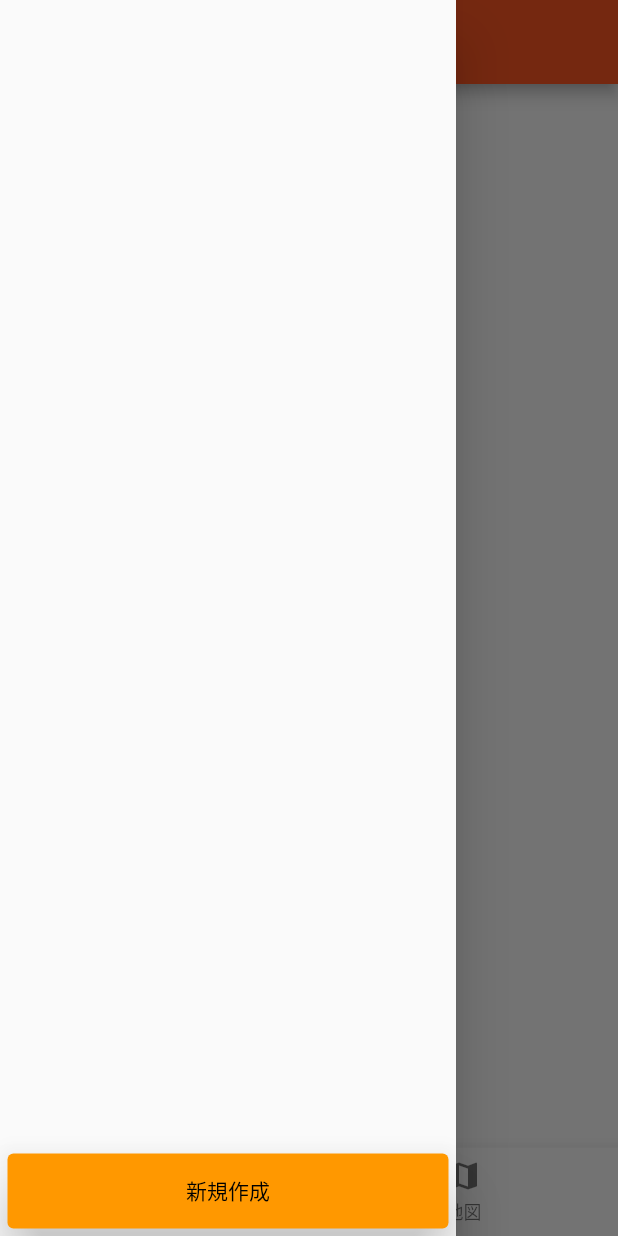
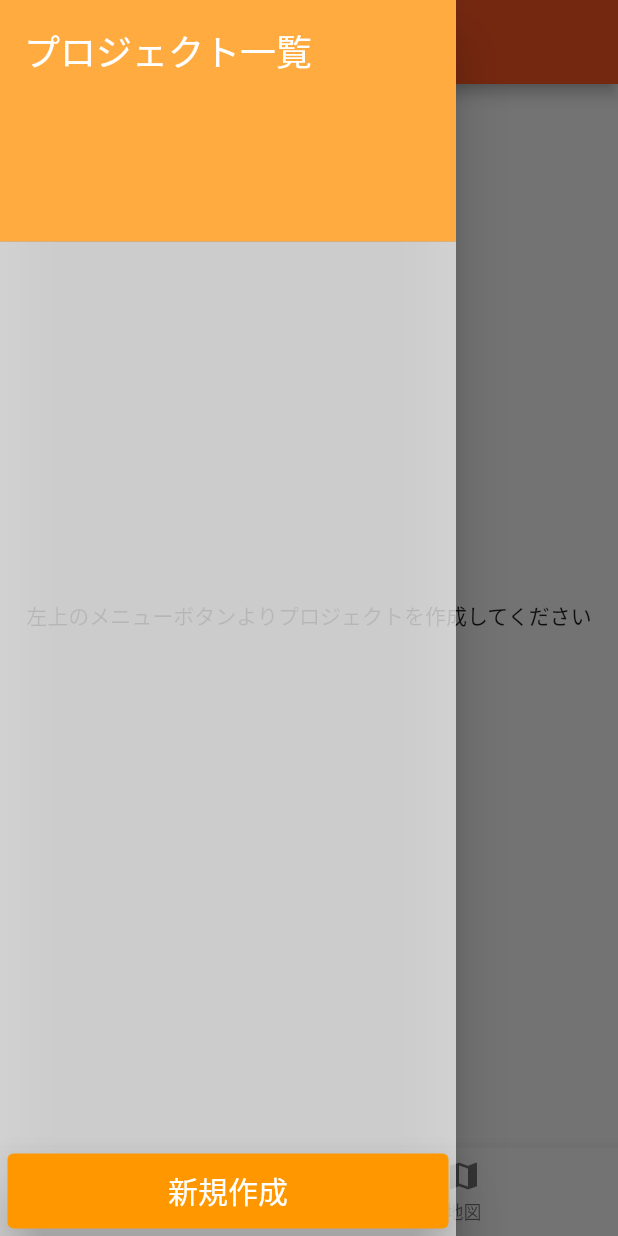
Before and after one commit to poronori/sandbox_manager, a Flutter app: the screen it shows after launch, with the side drawer open, on a phone screen of 412 x 824 dp. Run offline on Flutter 3.47's test engine with Material 2 defaults, Android fonts, the phone set to English and light mode, and no system bars; our stand-ins replace flutter_map, image_picker, latlong2, sqflite; accounts and stored records are empty.

Commit message:
ヘッダーとかデザイン変更

```diff
--- a/lib/view/add_data_page.dart
+++ b/lib/view/add_data_page.dart
@@ -1,16 +1,11 @@
 import 'dart:io';
 
 import 'package:flutter/material.dart';
-import 'package:flutter/services.dart';
-import 'package:flutter/src/widgets/framework.dart';
-import 'package:flutter/src/widgets/placeholder.dart';
 import 'package:image_picker/image_picker.dart';
 import 'package:intl/intl.dart';
-import 'package:scrollable_positioned_list/scrollable_positioned_list.dart';
 import 'package:provider/provider.dart';
 
 import '../model/data_model.dart';
-import '../model/database_manager.dart';
 import '../model/image_manager.dart';
 import '../provider/data_list_provider.dart';
 import '../view_model/add_data_model.dart';
--- a/lib/view/add_project_page.dart
+++ b/lib/view/add_project_page.dart
@@ -1,12 +1,7 @@
 import 'package:flutter/cupertino.dart';
-import 'package:flutter/material.dart';
-import 'package:flutter/src/widgets/framework.dart';
-import 'package:flutter/src/widgets/placeholder.dart';
 import 'package:sandbox_manager/model/data_model_project.dart';
 import 'package:provider/provider.dart';
 
-import '../model/database_manager.dart';
-import '../provider/data_list_provider.dart';
 import '../provider/project_list_provider.dart';
 
 class AddProjectPage extends StatelessWidget {
--- a/lib/view/bottom_tab_page.dart
+++ b/lib/view/bottom_tab_page.dart
@@ -3,7 +3,6 @@ import 'package:provider/provider.dart';
 import 'package:sandbox_manager/provider/data_list_provider.dart';
 import 'package:sandbox_manager/view/project_list_page.dart';
 
-import '../model/data_model_project.dart';
 import '../provider/project_list_provider.dart';
 import 'add_data_page.dart';
 import 'map_page.dart';
@@ -21,6 +20,13 @@ class BottomTabPage extends StatefulWidget {
 class _BottomTabPageState extends State<BottomTabPage> {
   int _currentIndex = 0;
   final _pageWidgets = [const DataListPage(), const MapPage()];
+
+  @override
+  void initState() {
+    super.initState();
+    ProjectListProvider projectProvider = context.read<ProjectListProvider>();
+    projectProvider.init();
+  }
 
   @override
   Widget build(BuildContext context) {
@@ -58,7 +64,7 @@ class _BottomTabPageState extends State<BottomTabPage> {
         onTap: _onItemTapped,
         type: BottomNavigationBarType.fixed,
       ),
-      drawer: const Drawer(child: ProjectListPage()),
+      drawer: const Drawer(backgroundColor: Colors.white70, child: ProjectListPage()),
     );
   }
 
--- a/lib/view/data_list_page.dart
+++ b/lib/view/data_list_page.dart
@@ -6,6 +6,7 @@ import 'package:sandbox_manager/view/edit_data_page.dart';
 import '../model/data_model.dart';
 import '../model/image_manager.dart';
 import '../provider/data_list_provider.dart';
+import '../provider/project_list_provider.dart';
 
 class DataListPage extends StatelessWidget {
   const DataListPage({super.key});
@@ -13,7 +14,15 @@ class DataListPage extends StatelessWidget {
   @override
   Widget build(BuildContext context) {
     DataListProvider provider = context.watch<DataListProvider>();
+    ProjectListProvider projectProvider = context.watch<ProjectListProvider>();
 
+    if (projectProvider.dataList.isEmpty) {
+      return const Center(child:Text('左上のメニューボタンよりプロジェクトを作成してください'));
+    } else if (provider.currentProject.isEmpty) {
+      return const Center(child:Text('左上のメニューボタンよりプロジェクトを選択してください'));
+    } else if (provider.dataList.isEmpty) {
+      return const Center(child:Text('右上の+ボタンよりデータを追加してください'));
+    } else {
     return ListView.builder(
         itemCount: provider.dataList.length,
         itemBuilder: (context, index) {
@@ -102,5 +111,6 @@ class DataListPage extends StatelessWidget {
             ),
           );
         });
+    }
   }
 }
--- a/lib/view/edit_data_page.dart
+++ b/lib/view/edit_data_page.dart
@@ -2,17 +2,12 @@ import 'dart:io';
 
 import 'package:flutter/cupertino.dart';
 import 'package:flutter/material.dart';
-import 'package:flutter/services.dart';
-import 'package:flutter/src/widgets/framework.dart';
-import 'package:flutter/src/widgets/placeholder.dart';
 import 'package:image_picker/image_picker.dart';
 import 'package:intl/intl.dart';
 import 'package:sandbox_manager/model/image_manager.dart';
-import 'package:scrollable_positioned_list/scrollable_positioned_list.dart';
 import 'package:provider/provider.dart';
 
 import '../model/data_model.dart';
-import '../model/database_manager.dart';
 import '../provider/data_list_provider.dart';
 import '../view_model/add_data_model.dart';
 
--- a/lib/view/project_list_page.dart
+++ b/lib/view/project_list_page.dart
@@ -3,7 +3,6 @@ import 'package:flutter/material.dart';
 import 'package:provider/provider.dart';
 
 import '../model/data_model_project.dart';
-import '../model/database_manager.dart';
 import '../provider/data_list_provider.dart';
 import '../provider/project_list_provider.dart';
 import 'add_project_page.dart';
@@ -16,9 +15,26 @@ class ProjectListPage extends StatelessWidget {
     ProjectListProvider provider = context.watch<ProjectListProvider>();
     return Column(
       children: [
+        const SizedBox(
+          width: double.infinity,
+          child: DrawerHeader(
+            margin: EdgeInsets.only(bottom: 2),
+            decoration: BoxDecoration(
+              color: Colors.orangeAccent,
+            ),
+            child: Text(
+              'プロジェクト一覧',
+              style: TextStyle(
+                color: Colors.white,
+                fontSize: 24,
+              ),
+            ),
+          ),
+        ),
         Flexible(
           child: ListView.builder(
             itemCount: provider.dataList.length,
+            padding: const EdgeInsets.only(top: 0),
             itemBuilder: (context, index) {
               DataModelProject data = provider.dataList[index];
 
@@ -61,6 +77,7 @@ class ProjectListPage extends StatelessWidget {
                 },
                 // 表示項目
                 child: Card(
+                  margin: EdgeInsets.all(2),
                   child: ListTile(
                     title: Text(
                       data.projectName,
@@ -75,6 +92,10 @@ class ProjectListPage extends StatelessWidget {
                       dataProvider.setTable(data.id!);
                       Navigator.pop(context);
                     },
+                    tileColor: Colors.white,
+                    shape: const RoundedRectangleBorder(
+                      borderRadius: BorderRadius.all(Radius.circular(10)),
+                    ),
                   ),
                 ),
               );
@@ -95,7 +116,9 @@ class ProjectListPage extends StatelessWidget {
                   builder: (context) => const AddProjectPage(),
                 );
             },
-            child: const Text('新規作成'),
+            child: const Text(
+              '新規作成',
+              style: TextStyle(color: Colors.white, fontSize: 20)),
           ),
         )
       ]
```
